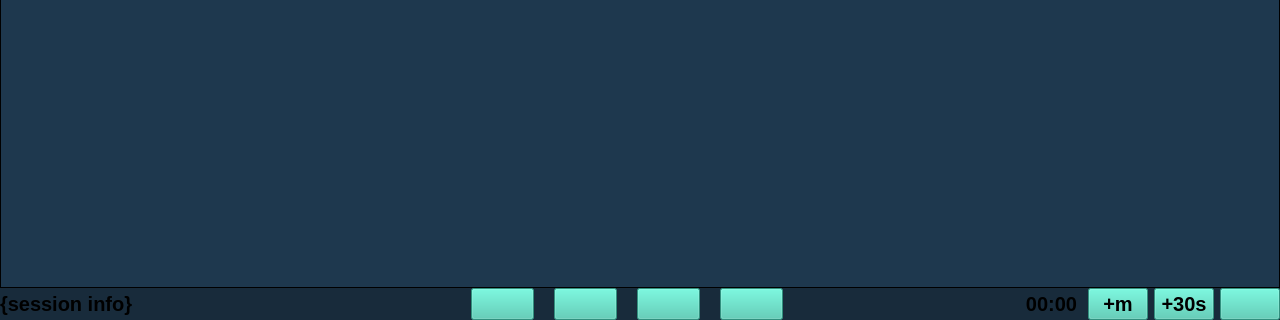
Old version of the form ui/display_session.ui in the repository adnv3k/GestureSesh; both pictures show x 0 to 1280 and y 400 to 720 of the 1280 by 720 pixel window.
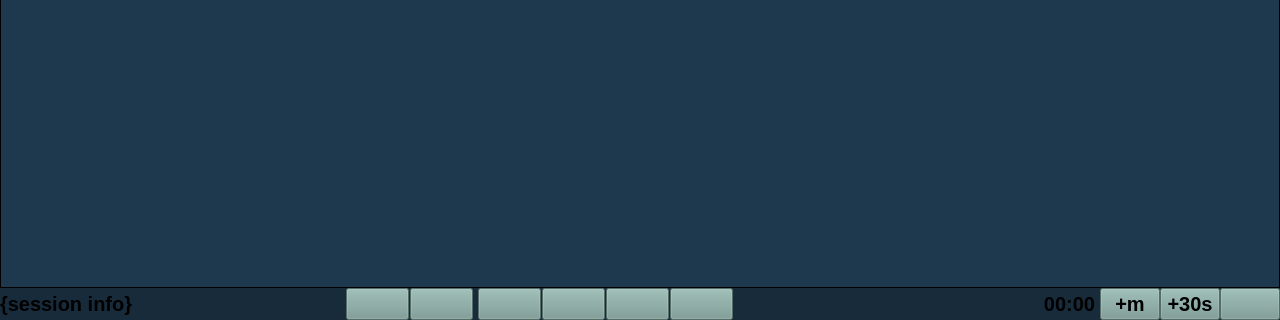
New version of the form. Icons and pictures are not drawn.

```diff
--- a/ui/display_session.ui
+++ b/ui/display_session.ui
@@ -11,15 +11,15 @@
    </rect>
   </property>
   <property name="sizePolicy">
-   <sizepolicy hsizetype="MinimumExpanding" vsizetype="Ignored">
+   <sizepolicy hsizetype="Ignored" vsizetype="Ignored">
     <horstretch>0</horstretch>
     <verstretch>0</verstretch>
    </sizepolicy>
   </property>
   <property name="minimumSize">
    <size>
-    <width>955</width>
-    <height>700</height>
+    <width>695</width>
+    <height>1</height>
    </size>
   </property>
   <property name="maximumSize">
@@ -96,14 +96,11 @@
     </widget>
    </item>
    <item>
-    <layout class="QHBoxLayout" name="horizontalLayout_4">
-     <property name="spacing">
-      <number>6</number>
-     </property>
+    <layout class="QHBoxLayout" name="horizontalLayout_5">
      <item>
       <widget class="QLabel" name="session_info">
        <property name="sizePolicy">
-        <sizepolicy hsizetype="MinimumExpanding" vsizetype="Preferred">
+        <sizepolicy hsizetype="Expanding" vsizetype="Fixed">
          <horstretch>0</horstretch>
          <verstretch>0</verstretch>
         </sizepolicy>
@@ -140,10 +137,13 @@
       </widget>
      </item>
      <item>
-      <spacer name="horizontalSpacer_2">
+      <spacer name="horizontalSpacer_3">
        <property name="orientation">
         <enum>Qt::Horizontal</enum>
        </property>
+       <property name="sizeType">
+        <enum>QSizePolicy::Preferred</enum>
+       </property>
        <property name="sizeHint" stdset="0">
         <size>
          <width>40</width>
@@ -152,10 +152,116 @@
        </property>
       </spacer>
      </item>
+     <item>
+      <layout class="QHBoxLayout" name="horizontalLayout_4">
+       <property name="spacing">
+        <number>1</number>
+       </property>
+       <property name="rightMargin">
+        <number>5</number>
+       </property>
+       <item>
+        <widget class="QPushButton" name="grayscale_button">
+         <property name="sizePolicy">
+          <sizepolicy hsizetype="Fixed" vsizetype="Fixed">
+           <horstretch>0</horstretch>
+           <verstretch>0</verstretch>
+          </sizepolicy>
+         </property>
+         <property name="minimumSize">
+          <size>
+           <width>50</width>
+           <height>0</height>
+          </size>
+         </property>
+         <property name="mouseTracking">
+          <bool>false</bool>
+         </property>
+         <property name="focusPolicy">
+          <enum>Qt::NoFocus</enum>
+         </property>
+         <property name="toolTip">
+          <string>Grayscale
+G</string>
+         </property>
+         <property name="styleSheet">
+          <string notr="true">background: rgb(119, 153, 146);</string>
+         </property>
+         <property name="text">
+          <string/>
+         </property>
+         <property name="icon">
+          <iconset resource="resources/resources_config.qrc">
+           <normaloff>:/icons/icons/grayscale.png</normaloff>:/icons/icons/grayscale.png</iconset>
+         </property>
+         <property name="iconSize">
+          <size>
+           <width>24</width>
+           <height>24</height>
+          </size>
+         </property>
+         <property name="shortcut">
+          <string>G</string>
+         </property>
+         <property name="checkable">
+          <bool>true</bool>
+         </property>
+        </widget>
+       </item>
+       <item>
+        <widget class="QPushButton" name="flip_horizontal_button">
+         <property name="sizePolicy">
+          <sizepolicy hsizetype="Fixed" vsizetype="Fixed">
+           <horstretch>0</horstretch>
+           <verstretch>0</verstretch>
+          </sizepolicy>
+         </property>
+         <property name="minimumSize">
+          <size>
+           <width>50</width>
+           <height>0</height>
+          </size>
+         </property>
+         <property name="mouseTracking">
+          <bool>false</bool>
+         </property>
+         <property name="focusPolicy">
+          <enum>Qt::NoFocus</enum>
+         </property>
+         <property name="toolTip">
+          <string>Flip horizontal
+F</string>
+         </property>
+         <property name="styleSheet">
+          <string notr="true">background: rgb(119, 153, 146);</string>
+         </property>
+         <property name="text">
+          <string/>
+         </property>
+         <property name="icon">
+          <iconset resource="resources/resources_config.qrc">
+           <normaloff>:/icons/icons/flip horizontal.png</normaloff>:/icons/icons/flip horizontal.png</iconset>
+         </property>
+         <property name="iconSize">
+          <size>
+           <width>24</width>
+           <height>24</height>
+          </size>
+         </property>
+         <property name="shortcut">
+          <string>F</string>
+         </property>
+         <property name="checkable">
+          <bool>true</bool>
+         </property>
+        </widget>
+       </item>
+      </layout>
+     </item>
      <item>
       <layout class="QHBoxLayout" name="horizontalLayout">
        <property name="spacing">
-        <number>20</number>
+        <number>1</number>
        </property>
        <item alignment="Qt::AlignBottom">
         <widget class="QPushButton" name="previous_image">
@@ -178,7 +284,7 @@
           <string>Previous Image</string>
          </property>
          <property name="styleSheet">
-          <string notr="true">background: rgb(68,201,176);</string>
+          <string notr="true">background: rgb(119, 153, 146);</string>
          </property>
          <property name="text">
           <string/>
@@ -219,7 +325,7 @@
           <string>Pause Timer</string>
          </property>
          <property name="styleSheet">
-          <string notr="true">background: rgb(68,201,176);</string>
+          <string notr="true">background: rgb(119, 153, 146);</string>
          </property>
          <property name="text">
           <string/>
@@ -260,7 +366,7 @@
           <string>Stop Session. This will close the window.</string>
          </property>
          <property name="styleSheet">
-          <string notr="true">background: rgb(68,201,176);</string>
+          <string notr="true">background: rgb(119, 153, 146);</string>
          </property>
          <property name="text">
           <string/>
@@ -301,7 +407,7 @@
           <string>Next Image</string>
          </property>
          <property name="styleSheet">
-          <string notr="true">background: rgb(68,201,176);</string>
+          <string notr="true">background: rgb(119, 153, 146);</string>
          </property>
          <property name="text">
           <string/>
@@ -364,6 +470,15 @@
          <property name="styleSheet">
           <string notr="true">color: 'white';</string>
          </property>
+         <property name="frameShape">
+          <enum>QFrame::NoFrame</enum>
+         </property>
+         <property name="frameShadow">
+          <enum>QFrame::Plain</enum>
+         </property>
+         <property name="lineWidth">
+          <number>1</number>
+         </property>
          <property name="text">
           <string>00:00</string>
          </property>
@@ -377,6 +492,9 @@
        </item>
        <item>
         <layout class="QHBoxLayout" name="horizontalLayout_2">
+         <property name="sizeConstraint">
+          <enum>QLayout::SetFixedSize</enum>
+         </property>
          <item>
           <widget class="QPushButton" name="add_60">
            <property name="sizePolicy">
@@ -412,9 +530,9 @@
               <colorrole role="Button">
                <brush brushstyle="SolidPattern">
                 <color alpha="255">
-                 <red>68</red>
-                 <green>201</green>
-                 <blue>176</blue>
+                 <red>119</red>
+                 <green>153</green>
+                 <blue>146</blue>
                 </color>
                </brush>
               </colorrole>
@@ -439,18 +557,18 @@
               <colorrole role="Base">
                <brush brushstyle="SolidPattern">
                 <color alpha="255">
-                 <red>68</red>
-                 <green>201</green>
-                 <blue>176</blue>
+                 <red>119</red>
+                 <green>153</green>
+                 <blue>146</blue>
                 </color>
                </brush>
               </colorrole>
               <colorrole role="Window">
                <brush brushstyle="SolidPattern">
                 <color alpha="255">
-                 <red>68</red>
-                 <green>201</green>
-                 <blue>176</blue>
+                 <red>119</red>
+                 <green>153</green>
+                 <blue>146</blue>
                 </color>
                </brush>
               </colorrole>
@@ -477,9 +595,9 @@
               <colorrole role="Button">
                <brush brushstyle="SolidPattern">
                 <color alpha="255">
-                 <red>68</red>
-                 <green>201</green>
-                 <blue>176</blue>
+                 <red>119</red>
+                 <green>153</green>
+                 <blue>146</blue>
                 </color>
                </brush>
               </colorrole>
@@ -504,18 +622,18 @@
               <colorrole role="Base">
                <brush brushstyle="SolidPattern">
                 <color alpha="255">
-                 <red>68</red>
-                 <green>201</green>
-                 <blue>176</blue>
+                 <red>119</red>
+                 <green>153</green>
+                 <blue>146</blue>
                 </color>
                </brush>
               </colorrole>
               <colorrole role="Window">
                <brush brushstyle="SolidPattern">
                 <color alpha="255">
-                 <red>68</red>
-                 <green>201</green>
-                 <blue>176</blue>
+                 <red>119</red>
+                 <green>153</green>
+                 <blue>146</blue>
                 </color>
                </brush>
               </colorrole>
@@ -542,9 +660,9 @@
               <colorrole role="Button">
                <brush brushstyle="SolidPattern">
                 <color alpha="255">
-                 <red>68</red>
-                 <green>201</green>
-                 <blue>176</blue>
+                 <red>119</red>
+                 <green>153</green>
+                 <blue>146</blue>
                 </color>
                </brush>
               </colorrole>
@@ -569,18 +687,18 @@
               <colorrole role="Base">
                <brush brushstyle="SolidPattern">
                 <color alpha="255">
-                 <red>68</red>
-                 <green>201</green>
-                 <blue>176</blue>
+                 <red>119</red>
+                 <green>153</green>
+                 <blue>146</blue>
                 </color>
                </brush>
               </colorrole>
               <colorrole role="Window">
                <brush brushstyle="SolidPattern">
                 <color alpha="255">
-                 <red>68</red>
-                 <green>201</green>
-                 <blue>176</blue>
+                 <red>119</red>
+                 <green>153</green>
+                 <blue>146</blue>
                 </color>
                </brush>
               </colorrole>
@@ -615,7 +733,7 @@
             <enum>Qt::LeftToRight</enum>
            </property>
            <property name="styleSheet">
-            <string notr="true">background: rgb(68,201,176); color: 'black';</string>
+            <string notr="true">background: rgb(119, 153, 146);</string>
            </property>
            <property name="text">
             <string>+m</string>
@@ -670,7 +788,7 @@
             <enum>Qt::LeftToRight</enum>
            </property>
            <property name="styleSheet">
-            <string notr="true">background: rgb(68,201,176); color: 'black';</string>
+            <string notr="true">background: rgb(119, 153, 146);</string>
            </property>
            <property name="text">
             <string>+30s</string>
@@ -722,7 +840,7 @@
             <enum>Qt::LeftToRight</enum>
            </property>
            <property name="styleSheet">
-            <string notr="true">background: rgb(68,201,176); color: 'white';</string>
+            <string notr="true">background: rgb(119, 153, 146);</string>
            </property>
            <property name="text">
             <string/>
```
Left out of the diff: 37 changed lines with no effect on the pictures.
